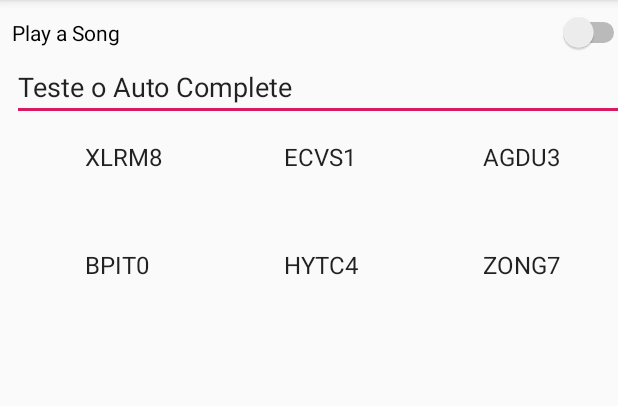
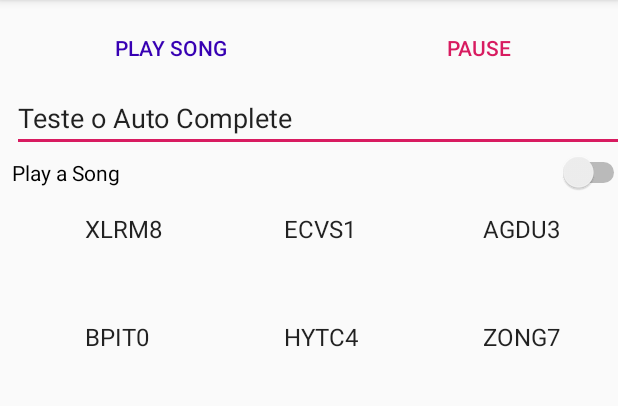
Before and after one commit to Max-Wendel-UFC/MContability, an Android app: the TestActivity screen opened directly, with no data from a screen before it, on a phone screen of 412 x 824 dp, the part 84-490 px from its top. Run offline under Robolectric (Android 15) with nearby library versions, the phone set to English and light mode, and no system bars.

Commit message:
Adicionando mais alguns componentes

```diff
--- a/app/src/main/java/com/admb/mcontability/TestActivity.kt
+++ b/app/src/main/java/com/admb/mcontability/TestActivity.kt
@@ -1,17 +1,19 @@
 package com.admb.mcontability
 
+import android.media.MediaPlayer
 import android.support.v7.app.AppCompatActivity
 import android.os.Bundle
-import android.widget.ArrayAdapter
-import android.widget.AutoCompleteTextView
-import android.widget.GridView
-import android.widget.ToggleButton
+import android.view.View
+import android.widget.*
 
 class TestActivity : AppCompatActivity() {
 
-    var robos = listOf<String>("XLRM8","ECVS1","AGDU3","BPIT0","HYTC4","ZONG7")
+    var robos = listOf("XLRM8","ECVS1","AGDU3","BPIT0","HYTC4","ZONG7")
 
-    lateinit var playSong:ToggleButton
+    lateinit var playSong:MediaPlayer
+
+    lateinit var toggleButton: ToggleButton
+    var isCheck:Boolean = false
     lateinit var autoComplete:AutoCompleteTextView
     lateinit var gridItens : GridView
     lateinit var adapter: ArrayAdapter<*>
@@ -20,7 +22,7 @@ class TestActivity : AppCompatActivity() {
         super.onCreate(savedInstanceState)
         setContentView(R.layout.activity_test)
 
-        //        playSong = findViewById(R.id.togglePalySong)
+        playSong = MediaPlayer.create(applicationContext, R.raw.hangouts_incoming_call)
 
         autoComplete = findViewById(R.id.autoCompleteTextView)
         gridItens = findViewById(R.id.idGView) as GridView
@@ -31,6 +33,18 @@ class TestActivity : AppCompatActivity() {
         autoComplete.setAdapter(adapter)
 
         gridItens.adapter = adapter
+    }
 
+    fun onClickPlaySong(view: View){
+        playSong.start()
     }
+
+    fun onClickStopSong(view: View){
+        playSong.stop()
+    }
+
+    fun onToggle(view: View){
+        Toast.makeText(this,"Você deu um Toggle!", Toast.LENGTH_SHORT).show()
+    }
+
 }
--- a/app/src/main/res/layout/activity_add_movimentacao.xml
+++ b/app/src/main/res/layout/activity_add_movimentacao.xml
@@ -5,6 +5,7 @@
         xmlns:app="http://schemas.android.com/apk/res-auto"
         android:layout_width="match_parent"
         android:layout_height="match_parent"
+        android:background="@drawable/dollar_sign"
         tools:context=".AddMovimentacaoActivity">
     <android.support.design.widget.TextInputLayout
             android:layout_width="0dp"
--- a/app/src/main/res/layout/activity_test.xml
+++ b/app/src/main/res/layout/activity_test.xml
@@ -13,24 +13,44 @@
             app:layout_constraintTop_toTopOf="parent"
             app:layout_constraintStart_toStartOf="parent" android:layout_marginStart="8dp">
         <LinearLayout
+                android:orientation="horizontal"
+                android:layout_width="match_parent"
+                android:layout_height="match_parent" android:id="@+id/idPlaySongLayout">
+            <Button
+                    android:text="@string/play_song"
+                    android:layout_width="wrap_content"
+                    android:layout_height="wrap_content" android:id="@+id/buttonPlay" android:layout_weight="1"
+                    android:onClick="onClickPlaySong"
+                    style="@android:style/Widget.Material.Light.Button.Borderless.Colored"
+                    android:textColor="@color/design_default_color_primary_dark"/>
+            <Button
+                    android:text="@string/pause"
+                    android:layout_width="wrap_content"
+                    android:layout_height="wrap_content" android:id="@+id/buttonStop" android:layout_weight="1"
+                    android:onClick="onClickStopSong"
+                    style="@android:style/Widget.Material.Light.Button.Borderless.Colored"/>
+        </LinearLayout>
+        <LinearLayout
                 android:orientation="vertical"
                 android:layout_width="match_parent"
-                android:layout_height="match_parent" android:id="@+id/idPlaySongLayout">
-            <Switch
-                    android:text="@string/play_a_song"
+                android:layout_height="match_parent"
+                android:id="@+id/idAutoCompleteLayout"
+        >
+            <AutoCompleteTextView
+                    android:text="@string/teste_o_auto_complete"
                     android:layout_width="match_parent"
-                    android:layout_height="wrap_content" android:id="@+id/togglePalySong"
+                    android:layout_height="wrap_content" android:id="@+id/autoCompleteTextView"
             />
         </LinearLayout>
         <LinearLayout
                 android:orientation="vertical"
                 android:layout_width="match_parent"
-                android:layout_height="match_parent" android:id="@+id/idAutoCompleteLayout">
-            <AutoCompleteTextView
-                    android:text="@string/teste_o_auto_complete"
+                android:layout_height="match_parent" android:id="@+id/idToggleButtonLayout">
+            <Switch
+                    android:text="@string/play_a_song"
                     android:layout_width="match_parent"
-                    android:layout_height="wrap_content" android:id="@+id/autoCompleteTextView"
-            />
+                    android:layout_height="wrap_content" android:id="@+id/togglePalySong"
+                    android:onClick="onToggle"/>
         </LinearLayout>
         <RelativeLayout
                 android:layout_width="match_parent"
--- a/app/src/main/res/values/strings.xml
+++ b/app/src/main/res/values/strings.xml
@@ -18,6 +18,8 @@
     <string name="fun_es_testes">Funções Testes</string>
     <string name="play_a_song">Play a Song</string>
     <string name="teste_o_auto_complete">Teste o Auto Complete</string>
+    <string name="play_song">Play Song</string>
+    <string name="pause">Pause</string>
     <string-array name="descricao">
         <item>Salário</item>
         <item>Dívida Paga</item>
```
Also changed, not shown: app/src/main/res/drawable-v24/dollar_sign.png (added), 1 other file.
